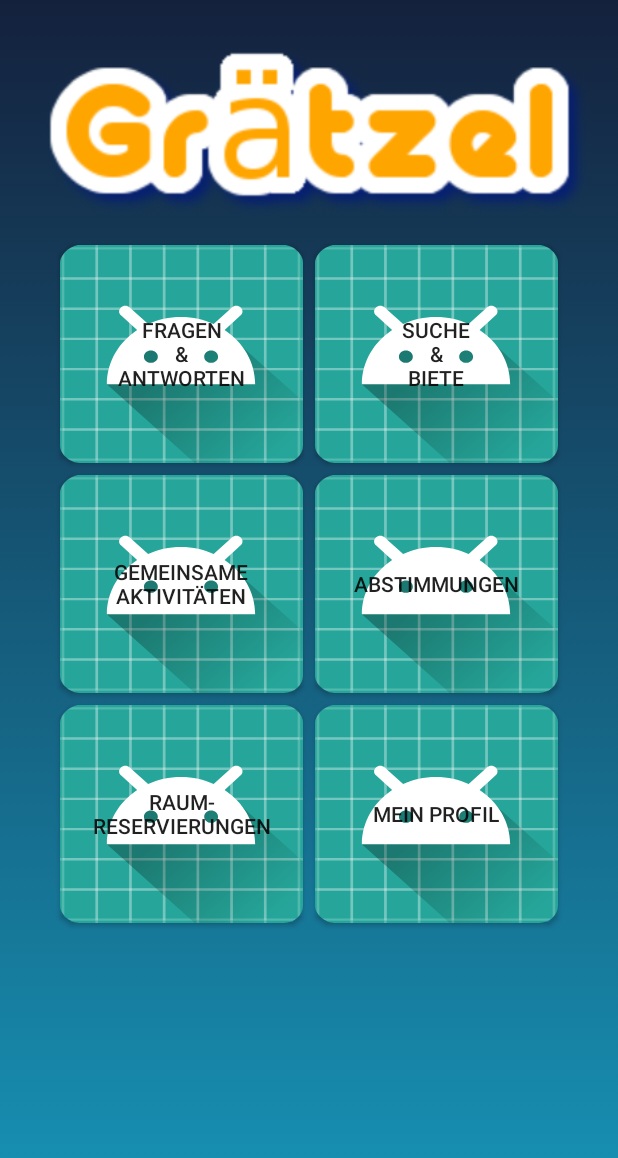
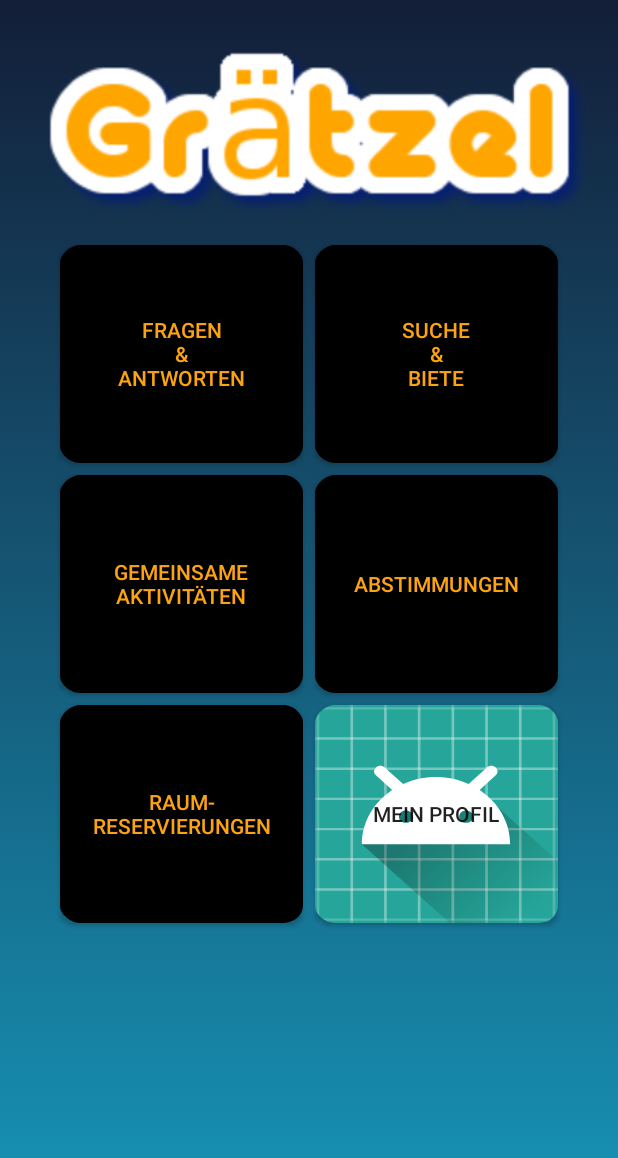
Before and after one commit to 4trifkO/Graetzel, an Android app: the screen it shows after launch (MainActivity), on a phone screen of 412 x 824 dp. Shown: the top 1158 px of the screen. Run offline under Robolectric (Android 15) with nearby library versions, the phone set to English and light mode, and no system bars.

Commit message:
Button style

```diff
--- a/app/src/main/res/layout/activity_main.xml
+++ b/app/src/main/res/layout/activity_main.xml
@@ -21,10 +21,10 @@
 
     <Button
         android:id="@+id/buttonFragen"
+        style="@style/buttons"
         android:layout_width="0dp"
         android:layout_height="145dp"
         android:layout_marginStart="40dp"
-        android:background="@mipmap/ic_launcher"
         android:text="Fragen\n&amp;\nAntworten"
         app:layout_constraintEnd_toStartOf="@+id/space"
         app:layout_constraintHorizontal_bias="1.0"
@@ -36,7 +36,7 @@
         android:layout_width="0dp"
         android:layout_height="145dp"
         android:layout_marginEnd="40dp"
-        android:background="@mipmap/ic_launcher"
+        style="@style/buttons"
         android:text="Suche\n&amp;\nBiete"
         app:layout_constraintEnd_toEndOf="parent"
         app:layout_constraintHorizontal_bias="0.0"
@@ -58,7 +58,7 @@
         android:layout_height="145dp"
         android:layout_marginStart="40dp"
         android:layout_marginTop="8dp"
-        android:background="@mipmap/ic_launcher"
+        style="@style/buttons"
         android:text="Gemeinsame Aktivitäten"
         app:layout_constraintEnd_toStartOf="@+id/space"
         app:layout_constraintHorizontal_bias="0.05"
@@ -71,7 +71,7 @@
         android:layout_height="145dp"
         android:layout_marginEnd="40dp"
         android:layout_marginTop="8dp"
-        android:background="@mipmap/ic_launcher"
+        style="@style/buttons"
         android:text="Abstimmungen"
         app:layout_constraintEnd_toEndOf="parent"
         app:layout_constraintStart_toEndOf="@+id/space"
@@ -79,11 +79,11 @@
 
     <Button
         android:id="@+id/room"
+        style="@style/buttons"
         android:layout_width="0dp"
         android:layout_height="145dp"
         android:layout_marginStart="40dp"
         android:layout_marginTop="8dp"
-        android:background="@mipmap/ic_launcher"
         android:text="Raum-\nreservierungen"
         app:layout_constraintEnd_toStartOf="@+id/space"
         app:layout_constraintStart_toStartOf="parent"
--- a/app/src/main/res/values/colors.xml
+++ b/app/src/main/res/values/colors.xml
@@ -6,9 +6,11 @@
 
     <color name="schwarz">#000000</color>
     <color name="graulich">#e5e5e5</color>
-    <color name="dunkel">#14213d</color>
+    <color name="dunkel">#131e38</color>
+    <color name="dunkel2">#14213d</color>
     <color name="orange">#fca311</color>
     <color name="tuerkis">#1795b8</color>
+    <color name="tuerkis2">#0f5f76</color>
     <color name="weiss">#ffffff</color>
 
 </resources>
--- a/app/src/main/res/values/styles.xml
+++ b/app/src/main/res/values/styles.xml
@@ -22,6 +22,11 @@
 
     </style>
 
+    <style name="buttons" >
+        <item name="android:background">@mipmap/ic_launcher</item>
+        <item name="android:backgroundTint">?android:attr/colorControlHighlight</item>
+        <item name="android:textColor">@color/orange</item>
+    </style>
 
     <style name="AppTheme.AppBarOverlay" parent="ThemeOverlay.AppCompat.Dark.ActionBar" />
 
```
